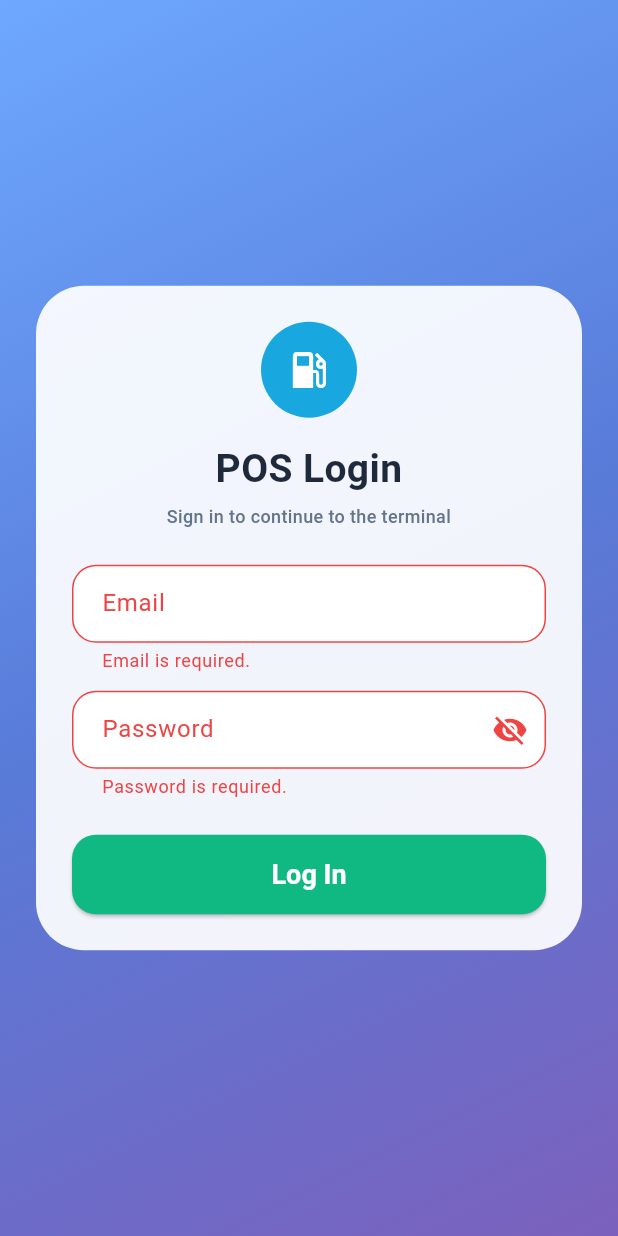
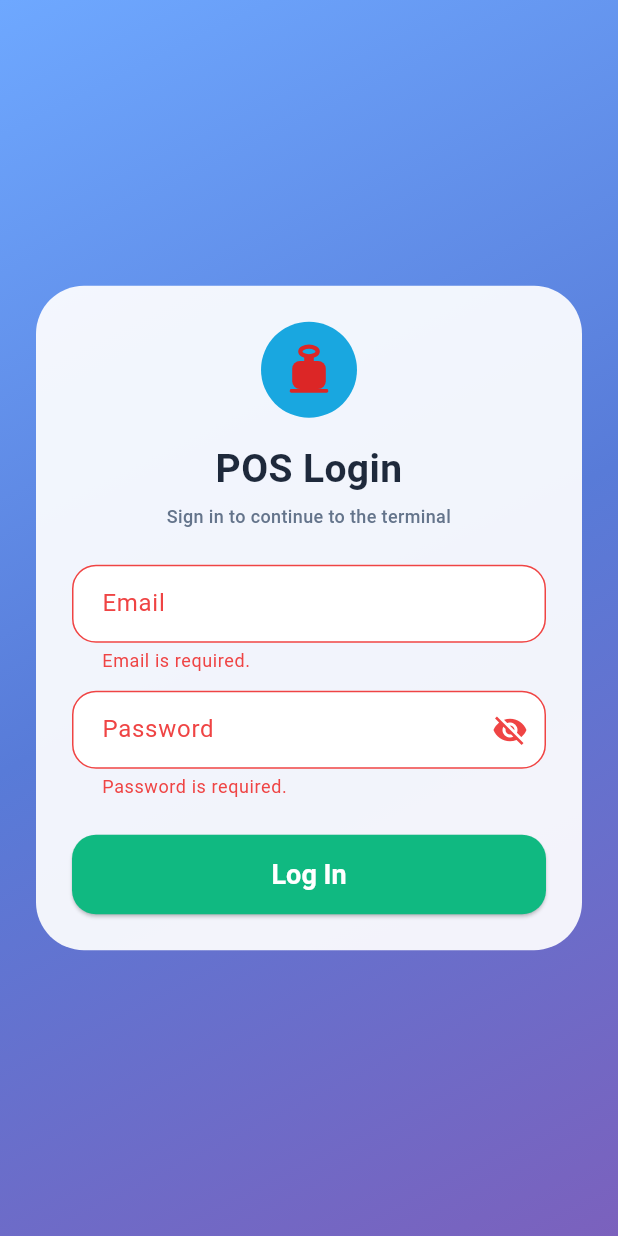
Before and after one commit to rahulchaudhary2002/acc_pos, a Flutter app: the screen it shows after launch, after a tap on "Log In", on a phone screen of 412 x 824 dp. Run offline on Flutter 3.47's test engine with Material 3 defaults, Android fonts, the phone set to English and light mode, and no system bars; our stand-ins replace dio, equatable, fl_chart, flutter_secure_storage, flutter_tts, pdf and 3 more; missing offline and left inert: esc_pos_utils_plus, nepali_utils, print_bluetooth_thermal; accounts and stored records are empty; network calls fail.

Commit message:
feat: update icon

```diff
--- a/lib/core/theme/app_colors.dart
+++ b/lib/core/theme/app_colors.dart
@@ -27,6 +27,11 @@ class AppColors {
   static const danger = Color(0xFFEF4444); // rose-500
   static const dangerDark = Color(0xFFDC2626); // rose-600
   static const clearRed = Color(0xFFF5483C);
+
+  // The LPG cylinder brand icon (login screen, tab headers, product cards) —
+  // a real gas cylinder, not an error state, so it gets its own named color
+  // rather than reusing `danger`/`dangerDark`.
+  static const cylinderRed = Color(0xFFDC2626);
 
   // Tertiary / purchase-return.
   static const warning = Color(0xFFF59E0B); // amber-500
--- /dev/null
+++ b/lib/core/widgets/gas_cylinder_icon.dart
@@ -0,0 +1,70 @@
+import 'package:flutter/material.dart';
+
+/// A purpose-drawn LPG gas cylinder glyph (cylindrical body, neck, and a
+/// carrying-ring handle on top) — replaces `Icons.propane_tank`, which reads
+/// as a squarish BBQ propane tank rather than the tall domestic LPG cylinder
+/// this app is branded around. Used everywhere that branding icon appears:
+/// login screen, every tab's header (mirrors `PosTerminal.jsx`'s single
+/// `Fuel` icon shown across all tabs), and product cards.
+class GasCylinderIcon extends StatelessWidget {
+  final double size;
+  final Color color;
+
+  const GasCylinderIcon({super.key, this.size = 24, required this.color});
+
+  @override
+  Widget build(BuildContext context) {
+    return CustomPaint(
+      size: Size.square(size),
+      painter: _GasCylinderPainter(color),
+    );
+  }
+}
+
+class _GasCylinderPainter extends CustomPainter {
+  final Color color;
+
+  _GasCylinderPainter(this.color);
+
+  @override
+  void paint(Canvas canvas, Size size) {
+    final w = size.width;
+    final h = size.height;
+    final fill = Paint()
+      ..color = color
+      ..style = PaintingStyle.fill;
+
+    // Carrying-ring handle at the very top.
+    final ringRect = Rect.fromLTWH(w * 0.32, h * 0.02, w * 0.36, h * 0.20);
+    final ringPaint = Paint()
+      ..color = color
+      ..style = PaintingStyle.stroke
+      ..strokeWidth = w * 0.09;
+    canvas.drawOval(ringRect, ringPaint);
+
+    // Neck connecting the ring to the body.
+    final neckRect = RRect.fromRectAndCorners(
+      Rect.fromLTWH(w * 0.40, h * 0.19, w * 0.20, h * 0.15),
+      topLeft: Radius.circular(w * 0.02),
+      topRight: Radius.circular(w * 0.02),
+    );
+    canvas.drawRRect(neckRect, fill);
+
+    // Main cylindrical body.
+    final bodyRect = RRect.fromRectAndRadius(
+      Rect.fromLTWH(w * 0.15, h * 0.32, w * 0.70, h * 0.58),
+      Radius.circular(w * 0.16),
+    );
+    canvas.drawRRect(bodyRect, fill);
+
+    // Base ring the cylinder stands on.
+    final baseRect = RRect.fromRectAndRadius(
+      Rect.fromLTWH(w * 0.10, h * 0.90, w * 0.80, h * 0.08),
+      Radius.circular(w * 0.03),
+    );
+    canvas.drawRRect(baseRect, fill);
+  }
+
+  @override
+  bool shouldRepaint(covariant _GasCylinderPainter oldDelegate) => oldDelegate.color != color;
+}
--- a/lib/features/auth/screens/login_screen.dart
+++ b/lib/features/auth/screens/login_screen.dart
@@ -3,6 +3,7 @@ import 'package:provider/provider.dart';
 
 import '../../../core/theme/app_colors.dart';
 import '../../../core/theme/app_theme.dart';
+import '../../../core/widgets/gas_cylinder_icon.dart';
 import '../providers/auth_provider.dart';
 
 class LoginScreen extends StatefulWidget {
@@ -76,7 +77,7 @@ class _LoginScreenState extends State<LoginScreen> {
                             color: AppColors.headerIconCircle,
                             shape: BoxShape.circle,
                           ),
-                          child: const Icon(Icons.local_gas_station, color: Colors.white, size: 32),
+                          child: const GasCylinderIcon(size: 32, color: AppColors.cylinderRed),
                         ),
                         const SizedBox(height: AppSpacing.card),
                         const Text(
--- a/lib/features/pos/screens/buy_screen.dart
+++ b/lib/features/pos/screens/buy_screen.dart
@@ -212,7 +212,6 @@ class _BuyScreenState extends State<BuyScreen> {
         PosScreenHeader(
           title: AppLocalizations.of(context)!.buyScreenTitle,
           subtitle: AppLocalizations.of(context)!.buyScreenSubtitle,
-          icon: Icons.local_gas_station,
         ),
         Expanded(
           child: SingleChildScrollView(
--- a/lib/features/pos/screens/others_screen.dart
+++ b/lib/features/pos/screens/others_screen.dart
@@ -115,7 +115,7 @@ class _OthersScreenState extends State<OthersScreen> {
 
     return Column(
       children: [
-        PosScreenHeader(title: l10n.othersScreenTitle, subtitle: l10n.othersScreenSubtitle, icon: Icons.settings),
+        PosScreenHeader(title: l10n.othersScreenTitle, subtitle: l10n.othersScreenSubtitle),
         Expanded(
           child: SingleChildScrollView(
             padding: const EdgeInsets.all(AppSpacing.card),
--- a/lib/features/pos/screens/reports_screen.dart
+++ b/lib/features/pos/screens/reports_screen.dart
@@ -276,7 +276,7 @@ class _ReportsScreenState extends State<ReportsScreen> with SingleTickerProvider
     final l10n = AppLocalizations.of(context)!;
     return Column(
       children: [
-        PosScreenHeader(title: l10n.reportsScreenTitle, subtitle: l10n.reportsScreenSubtitle, icon: Icons.bar_chart),
+        PosScreenHeader(title: l10n.reportsScreenTitle, subtitle: l10n.reportsScreenSubtitle),
         _periodBar(),
         Container(
           color: AppColors.surface,
--- a/lib/features/pos/widgets/pos_screen_header.dart
+++ b/lib/features/pos/widgets/pos_screen_header.dart
@@ -7,20 +7,23 @@ import 'package:provider/provider.dart';
 
 import '../../../core/theme/app_colors.dart';
 import '../../../core/theme/app_theme.dart';
+import '../../../core/widgets/gas_cylinder_icon.dart';
 import '../../../l10n/app_localizations.dart';
 import '../providers/date_locale_provider.dart';
 
 /// Header bar shared by every POS tab: icon circle + title + subtitle on the
 /// left, a live clock/date pill on the right — mirrors `PosTerminal.jsx`'s
 /// header (`#284457` bar, `#19a7e0` icon circle, `rounded-t-[32px]`). The
-/// pill is tappable, offering English (Gregorian) or Nepali (Bikram Sambat)
-/// date display — a POS-terminal convenience with no direct web equivalent.
+/// icon circle always shows the same gas cylinder glyph on every tab — the
+/// web header shows a single constant `Fuel` icon across Sell/Buy/Reports/
+/// Settings too; only the title/subtitle text changes per tab. The pill is
+/// tappable, offering English (Gregorian) or Nepali (Bikram Sambat) date
+/// display — a POS-terminal convenience with no direct web equivalent.
 class PosScreenHeader extends StatefulWidget {
   final String title;
   final String subtitle;
-  final IconData icon;
 
-  const PosScreenHeader({super.key, required this.title, required this.subtitle, this.icon = Icons.local_gas_station});
+  const PosScreenHeader({super.key, required this.title, required this.subtitle});
 
   @override
   State<PosScreenHeader> createState() => _PosScreenHeaderState();
@@ -75,7 +78,7 @@ class _PosScreenHeaderState extends State<PosScreenHeader> {
             height: 56,
             decoration: const BoxDecoration(color: AppColors.headerIconCircle, shape: BoxShape.circle),
             alignment: Alignment.center,
-            child: Icon(widget.icon, color: Colors.white, size: 28),
+            child: const GasCylinderIcon(size: 28, color: AppColors.cylinderRed),
           ),
           const SizedBox(width: AppSpacing.card),
           Expanded(
--- a/lib/features/pos/widgets/product_card.dart
+++ b/lib/features/pos/widgets/product_card.dart
@@ -4,6 +4,7 @@ import 'package:acc_pos/l10n/app_localizations.dart';
 
 import '../../../core/theme/app_colors.dart';
 import '../../../core/theme/app_theme.dart';
+import '../../../core/widgets/gas_cylinder_icon.dart';
 import '../models/product.dart';
 
 /// One product tile in the picker grid — icon circle, name, price (sell) or
@@ -44,10 +45,9 @@ class ProductCard extends StatelessWidget {
                 height: 48,
                 decoration: const BoxDecoration(color: AppColors.infoTint, shape: BoxShape.circle),
                 alignment: Alignment.center,
-                child: Icon(
-                  product.isService ? Icons.build_outlined : Icons.local_gas_station,
-                  color: AppColors.info,
-                ),
+                child: product.isService
+                    ? const Icon(Icons.build_outlined, color: AppColors.info)
+                    : const GasCylinderIcon(size: 24, color: AppColors.cylinderRed),
               ),
               const SizedBox(height: AppSpacing.field),
               Flexible(
```
